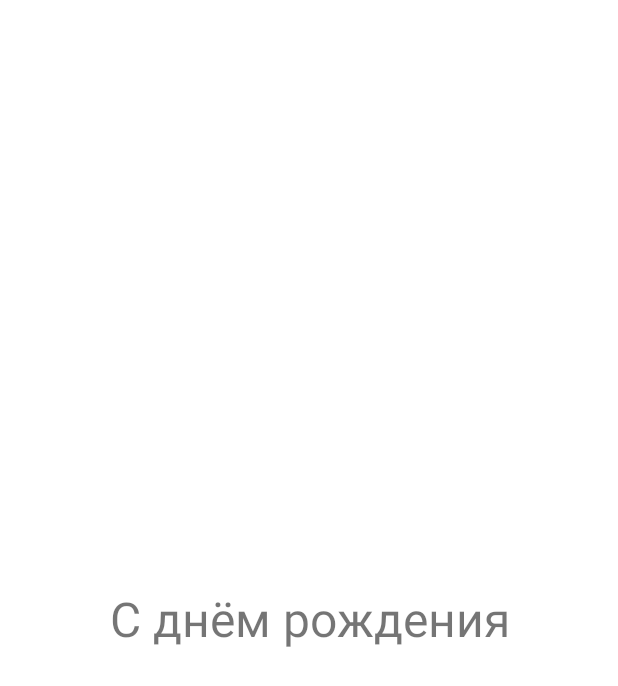
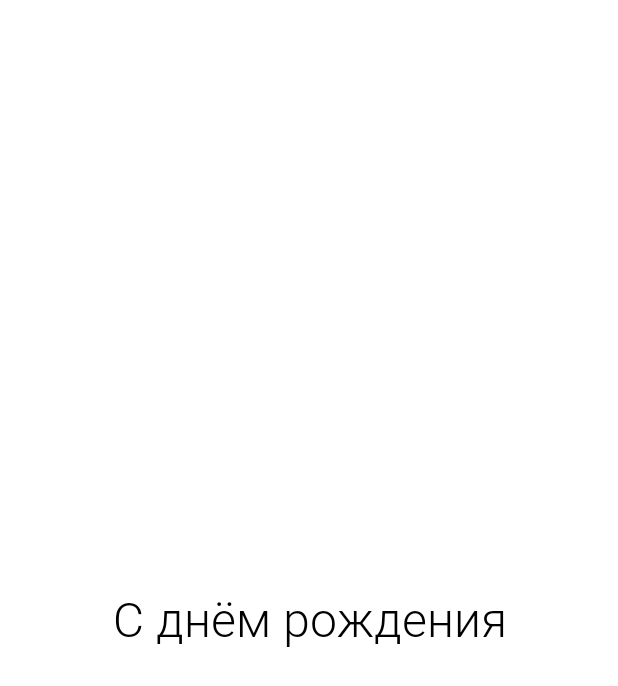
Before and after one commit to SaVyrin/GiftGame, an Android app: the FinishFragment screen opened through its navigation route, on a phone screen of 412 x 824 dp. Shown: the top 686 px of the screen. Run offline under Robolectric (Android 15) with nearby library versions, the phone set to English and light mode, and no system bars.

Commit message:
Change finish screen appearance

```diff
--- a/app/src/main/java/ru/savyrin/gift/ui/finish/FinishFragment.kt
+++ b/app/src/main/java/ru/savyrin/gift/ui/finish/FinishFragment.kt
@@ -43,11 +43,11 @@ class FinishFragment : Fragment() {
         viewModel.finishScreenState.observe(viewLifecycleOwner) { screenState ->
             screenState?.let {
                 when (screenState) {
+                    FinishScreenState.DONE -> {
+                        findNavController().navigate(R.id.action_finishFragment_to_startFragment)
+                    }
                     FinishScreenState.SHOWING_GREETINGS -> {
                         // Do nothing
-                    }
-                    FinishScreenState.DONE -> {
-                        findNavController().navigate(R.id.action_finishFragment_to_startFragment)
                     }
                 }
             }
--- a/app/src/main/res/layout/fragment_finish.xml
+++ b/app/src/main/res/layout/fragment_finish.xml
@@ -12,12 +12,12 @@
         android:layout_height="wrap_content"
         android:layout_marginStart="16dp"
         android:layout_marginEnd="16dp"
-        android:text="С днём рождения"
         android:textAlignment="center"
-        android:textSize="32sp"
+        android:textAppearance="@style/Text.Greetings"
         app:layout_constraintBottom_toBottomOf="parent"
         app:layout_constraintEnd_toEndOf="parent"
         app:layout_constraintStart_toStartOf="parent"
-        app:layout_constraintTop_toTopOf="parent" />
+        app:layout_constraintTop_toTopOf="parent"
+        tools:text="С днём рождения" />
 
 </androidx.constraintlayout.widget.ConstraintLayout>
--- a/app/src/main/res/values/elements_colors.xml
+++ b/app/src/main/res/values/elements_colors.xml
@@ -5,4 +5,6 @@
 
     <color name="game_health_color">@color/black</color>
     <color name="game_health_background_color">@color/gray_almost_transparent</color>
+
+    <color name="finish_greetings_color">@color/black</color>
 </resources>
--- a/app/src/main/res/values/text_styles.xml
+++ b/app/src/main/res/values/text_styles.xml
@@ -20,4 +20,10 @@
         <item name="android:textSize">36sp</item>
         <item name="android:textColor">@color/game_health_color</item>
     </style>
+
+    <style name="Text.Greetings">
+        <item name="android:fontFamily">@font/roboto_light</item>
+        <item name="android:textSize">32sp</item>
+        <item name="android:textColor">@color/finish_greetings_color</item>
+    </style>
 </resources>
```
